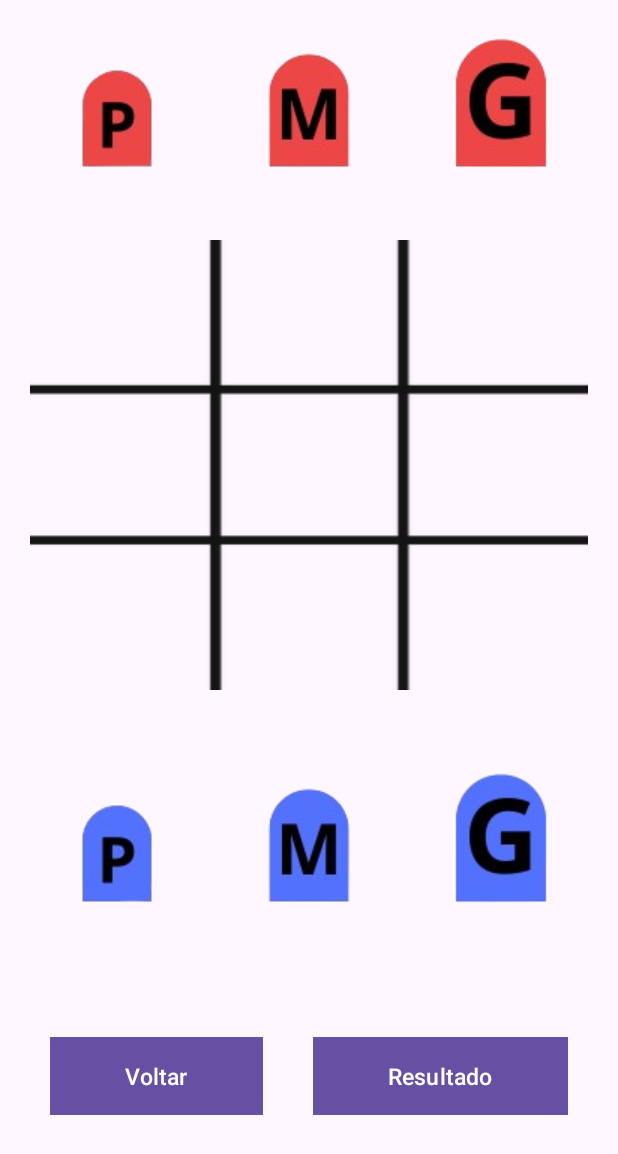
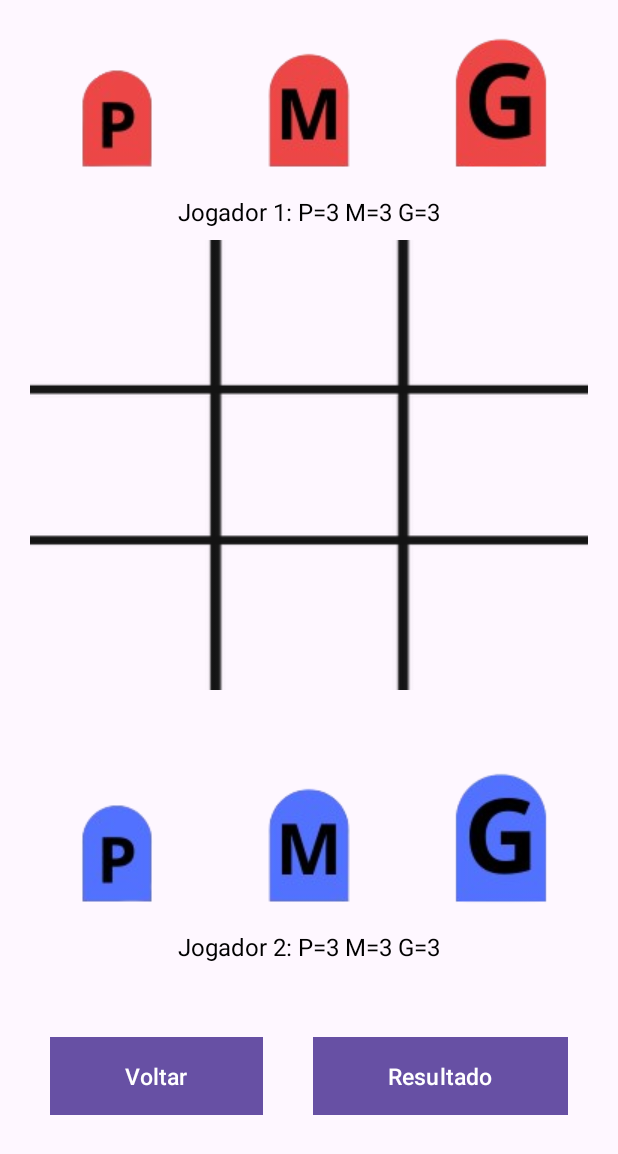
Before and after one commit to GabriellyVitoria5/App-Nham-Nham, an Android app: the Jogo screen opened directly, with no data from a screen before it, on a phone screen of 412 x 824 dp. Shown: the top 1154 px of the screen. Run offline under Robolectric (Android 15) with nearby library versions, the phone set to English and light mode, and no system bars.

Commit message:
Cria função e layout para visualizar quantidade de peças disponíveis

```diff
--- a/app/src/main/res/layout/activity_jogo.xml
+++ b/app/src/main/res/layout/activity_jogo.xml
@@ -252,5 +252,30 @@
         app:layout_constraintStart_toEndOf="@+id/btn_jogo_voltar_inicio"
         app:layout_constraintEnd_toEndOf="parent" />
 
+    <!-- Contadores de peças do jogador 1 -->
+    <TextView
+        android:id="@+id/contador_pecas_jogador1"
+        android:layout_width="wrap_content"
+        android:layout_height="wrap_content"
+        android:layout_marginTop="10dp"
+        android:textColor="@color/black"
+        android:textSize="16sp"
+        app:layout_constraintTop_toBottomOf="@id/jogador1_peca_grande"
+        app:layout_constraintStart_toStartOf="parent"
+        app:layout_constraintEnd_toEndOf="parent"
+        android:text="Jogador 1: P=3 M=3 G=3" />
+
+    <!-- Contadores de peças do jogador 2 -->
+    <TextView
+        android:id="@+id/contador_pecas_jogador2"
+        android:layout_width="wrap_content"
+        android:layout_height="wrap_content"
+        android:layout_marginTop="10dp"
+        android:textColor="@color/black"
+        android:textSize="16sp"
+        app:layout_constraintTop_toBottomOf="@id/jogador2_peca_grande"
+        app:layout_constraintStart_toStartOf="parent"
+        app:layout_constraintEnd_toEndOf="parent"
+        android:text="Jogador 2: P=3 M=3 G=3" />
 
 </androidx.constraintlayout.widget.ConstraintLayout>
```
Also changed, not shown: app/src/main/java/com/ifmg/nhamnham/Jogo.kt (+19 -0 lines).
